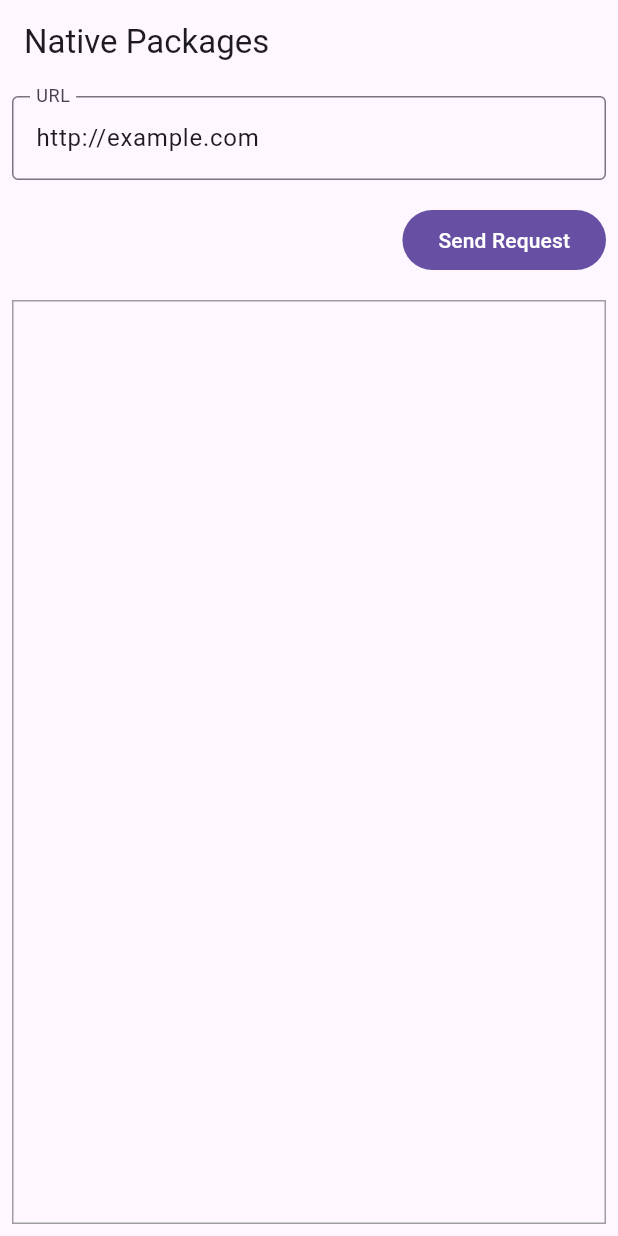
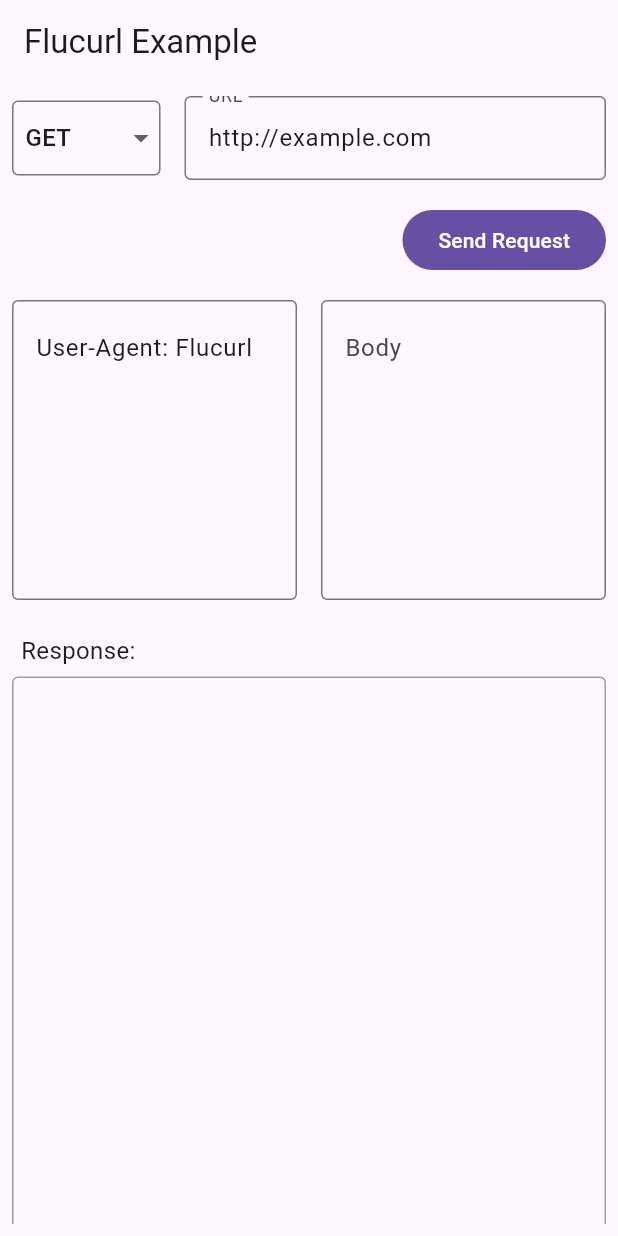
Before and after one commit to useSniFox/flucurl, a Flutter app: the screen it shows after launch, on a phone screen of 412 x 824 dp. Run offline on Flutter 3.47's test engine with Material 3 defaults, Android fonts, the phone set to English and light mode, and no system bars; our stand-ins replace dio; missing offline and left inert: dart:ffi; statements that could not run were skipped.

Commit message:
update example

```diff
--- a/example/lib/main.dart
+++ b/example/lib/main.dart
@@ -21,18 +21,54 @@ class _MyAppState extends State<MyApp> {
 
   bool loading = false;
 
+  String method = 'GET';
+
+  String headers = "User-Agent: Flucurl\n";
+
+  String body = '';
+
   @override
   Widget build(BuildContext context) {
     return MaterialApp(
       home: Scaffold(
         appBar: AppBar(
-          title: const Text('Native Packages'),
+          title: const Text('Flucurl Example'),
         ),
         body: Padding(
           padding: EdgeInsets.all(8),
+          child: SingleChildScrollView(
             child: Column(
+              crossAxisAlignment: CrossAxisAlignment.start,
               children: [
-              TextField(
+                Row(children: [
+                  Container(
+                    decoration: BoxDecoration(
+                      border:
+                          Border.all(color: ColorScheme.of(context).outline),
+                      borderRadius: BorderRadius.circular(4),
+                    ),
+                    child: DropdownButton(
+                      value: method,
+                      items: ['GET', 'POST', 'PUT', 'DELETE', 'PATCH']
+                          .map((e) => DropdownMenuItem(
+                                value: e,
+                                child: Padding(
+                                  padding: const EdgeInsets.all(8.0),
+                                  child: Text(e),
+                                ),
+                              ))
+                          .toList(),
+                      onChanged: (value) {
+                        setState(() {
+                          method = value ?? 'GET';
+                        });
+                      },
+                      underline: Container(),
+                    ),
+                  ),
+                  const SizedBox(width: 16),
+                  Expanded(
+                    child: TextField(
                       decoration: const InputDecoration(
                         labelText: 'URL',
                         border: OutlineInputBorder(),
@@ -42,61 +78,84 @@ class _MyAppState extends State<MyApp> {
                       },
                       controller: TextEditingController(text: url),
                     ),
+                  )
+                ]),
                 const SizedBox(height: 16),
                 Align(
                   alignment: Alignment.centerRight,
                   child: FilledButton(
-                  onPressed: () async {
-                    if (url.isEmpty || loading) {
-                      return;
-                    }
-                    var dio = FlucurlDio(
-                          baseOptions:
-                              BaseOptions(validateStatus: (i) => true));
-                    try {
-                      response = '';
-                      setState(() {
-                        loading = true;
-                      });
-                      var res = await dio.get(url);
-                      response = "Status Code: ${res.statusCode}\n";
-                      response += "Headers:\n";
-                      for (var entry in res.headers.map.entries) {
-                        response += "${entry.key}: ${entry.value}\n";
-                      }
-                      response += "Body:\n";
-                      response += res.data.toString();
-                    } catch (e) {
-                      print(e);
-                    } finally {
-                      setState(() {
-                        loading = false;
-                      });
-                      dio.close();
-                    }
-                  },
+                    onPressed: testFlucurl,
                     child: loading
                         ? SizedBox(
                             width: 16,
                             height: 16,
-                          child: CircularProgressIndicator(color: Colors.white,),
+                            child: CircularProgressIndicator(
+                              color: Colors.white,
+                            ),
                           )
                         : Text('Send Request'),
                   ),
                 ),
                 const SizedBox(height: 16),
+                SizedBox(
+                  height: 200,
+                  child: Row(
+                    children: [
                       Expanded(
-                child: Container(
+                        child: TextField(
+                          expands: true,
+                          maxLines: null,
+                          decoration: const InputDecoration(
+                            hintText: 'Headers',
+                            border: OutlineInputBorder(),
+                          ),
+                          onChanged: (value) {
+                            headers = value;
+                          },
+                          controller: TextEditingController(text: headers),
+                          textAlignVertical: TextAlignVertical.top,
+                        ),
+                      ),
+                      const SizedBox(width: 16),
+                      Expanded(
+                        child: TextField(
+                          expands: true,
+                          maxLines: null,
+                          decoration: const InputDecoration(
+                            hintText: 'Body',
+                            border: OutlineInputBorder(),
+                          ),
+                          onChanged: (value) {
+                            body = value;
+                          },
+                          controller: TextEditingController(text: body),
+                          textAlignVertical: TextAlignVertical.top,
+                        ),
+                      ),
+                    ],
+                  ),
+                ),
+                const SizedBox(height: 16),
+                Padding(
+                  padding: const EdgeInsets.all(6.0),
+                  child: Text(
+                    'Response:',
+                    style: TextStyle(fontSize: 16),
+                  ),
+                ),
+                Container(
                   width: double.infinity,
+                  height: 400,
                   decoration: BoxDecoration(
                     border: Border.all(color: Colors.grey),
+                    borderRadius: BorderRadius.circular(4),
                   ),
                   child: SingleChildScrollView(
                     child: buildResponse(),
                   ),
-                ),
                 )
               ],
+            ),
           ),
         ),
       ),
@@ -109,7 +168,45 @@ class _MyAppState extends State<MyApp> {
       child: Text(
         response,
         style: const TextStyle(fontSize: 16),
-        )
+      ),
     );
   }
+
+  void testFlucurl() async {
+    if (loading) return;
+    try {
+      setState(() {
+        loading = true;
+      });
+      var dio = FlucurlDio(
+        baseOptions: BaseOptions(validateStatus: (i) => true),
+      );
+      var res = await dio.request(
+        url,
+        data: body.isEmpty ? null : body,
+        options: Options(
+          method: method,
+          headers: Map.fromEntries(
+              headers.split('\n').where((e) => e.trim().isNotEmpty).map((e) {
+            var parts = e.split(':');
+            return MapEntry(parts[0].trim(), parts[1].trim());
+          })),
+        ),
+      );
+      setState(() {
+        response = res.data.toString();
+      });
+    } catch (e, s) {
+      setState(() {
+        response = "Error: $e";
+      });
+      print(e);
+      print(s);
     }
+    finally {
+      setState(() {
+        loading = false;
+      });
+    }
+  }
+}
```
Lines whose indentation alone changed are shown as unchanged.
